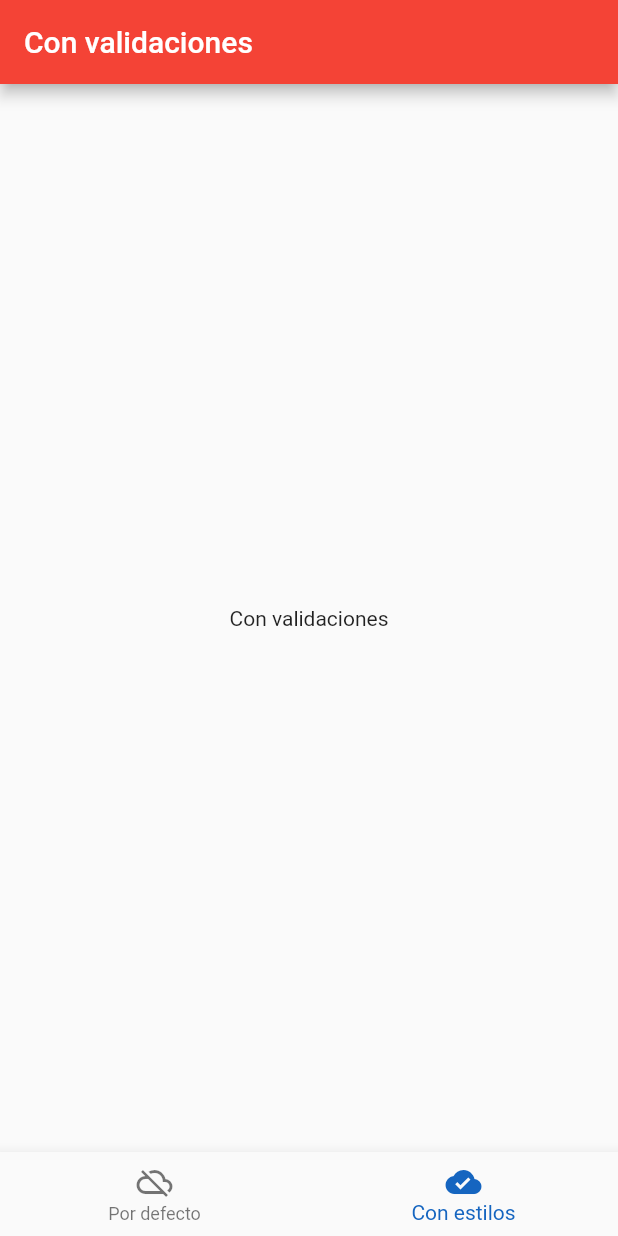
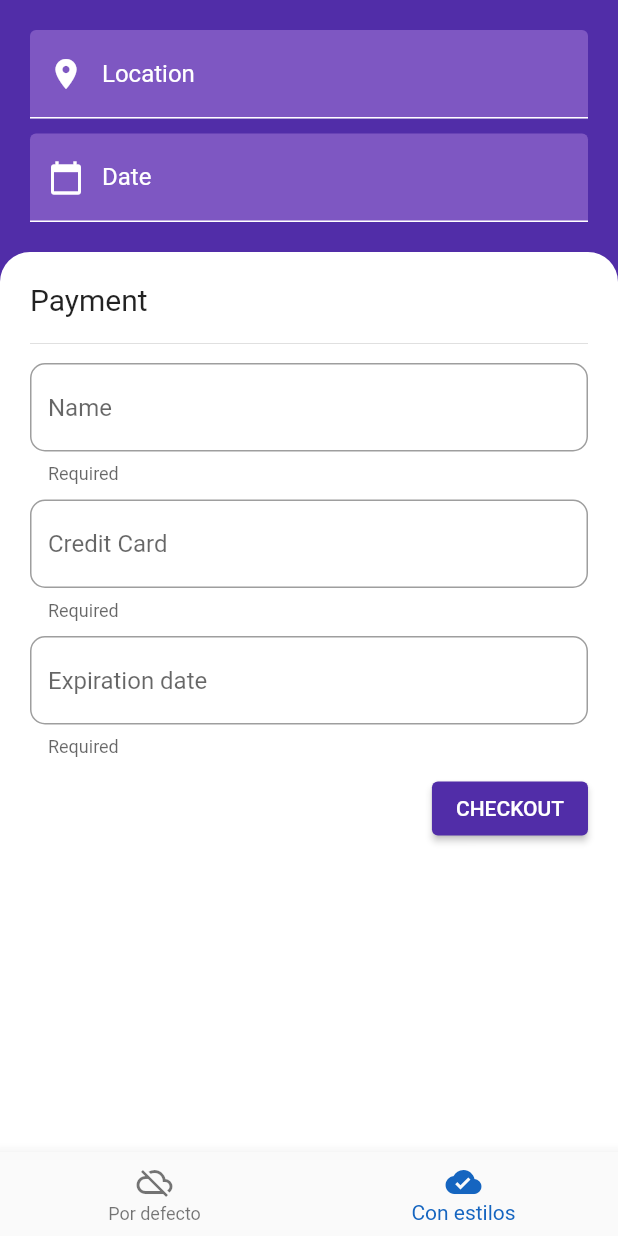
Before and after one commit to ach4m0/flutter-playground, a Flutter app: the screen it shows after launch, item 2 of the bottom bar chosen, on a phone screen of 412 x 824 dp. Run offline on Flutter 3.47's test engine with Material 2 defaults, Android fonts, the light colour scheme and no system bars.

```diff
--- a/forms/lib/src/pages/no-styles-page.dart
+++ b/forms/lib/src/pages/no-styles-page.dart
@@ -43,7 +43,12 @@ class NoStylesPage extends StatelessWidget {
           hintText: 'Teléfono',
         ),
       ),
-      DatePicker(),
+      DatePicker(
+        inputDecoration: InputDecoration(
+          labelText: 'Date',
+          prefixIcon: Icon(Icons.calendar_today)
+        ),
+      ),
       TextField(
         maxLines: 4,
         decoration: InputDecoration(
--- a/forms/lib/src/pages/styles-page.dart
+++ b/forms/lib/src/pages/styles-page.dart
@@ -1,4 +1,7 @@
 import 'package:flutter/material.dart';
+
+import 'package:forms/src/widgets/body_widget.dart';
+import 'package:forms/src/widgets/header_widget.dart';
 
 class StylesPage extends StatelessWidget {
   const StylesPage({Key key}) : super(key: key);
@@ -6,8 +9,18 @@ class StylesPage extends StatelessWidget {
   @override
   Widget build(BuildContext context) {
     return Scaffold(
-      appBar: AppBar(title: Text('Con validaciones'),backgroundColor: Colors.red,),
-      body: Center(child: Text('Con validaciones'))
+      backgroundColor: Colors.deepPurple[700],
+      body: SafeArea(
+        top: true,
+        child:
+          Column(
+            children: <Widget>[
+              HeaderWidget(),
+              BodyWidget()
+            ],
+          ),
+      )
+
     );
   }
 }
--- /dev/null
+++ b/forms/lib/src/widgets/body_widget.dart
@@ -0,0 +1,70 @@
+import 'package:flutter/material.dart';
+
+class BodyWidget extends StatelessWidget {
+  const BodyWidget({Key key}) : super(key: key);
+
+  @override
+  Widget build(BuildContext context) {
+    return Expanded(
+        child: Container(
+          padding: const EdgeInsets.all(20.0),
+          decoration: BoxDecoration(
+            color: Colors.white,
+            borderRadius: BorderRadius.vertical(top: Radius.circular(20.0))
+          ),
+          child: Column(
+            crossAxisAlignment: CrossAxisAlignment.start,
+            children: <Widget>[
+              Text('Payment', style: TextStyle(fontSize: 20.0),),
+              SizedBox(height: 10.0,),
+              Divider(),
+              SizedBox(height: 5.0,),
+              _createTextField(
+                hintText: 'Name',
+                helperText: 'Required'
+              ),
+              SizedBox(height: 10.0,),
+              _createTextField(
+                hintText: 'Credit Card',
+                helperText: 'Required'
+              ),
+              SizedBox(height: 10.0,),
+              _createTextField(
+                hintText: 'Expiration date',
+                helperText: 'Required'
+              ),
+              SizedBox(height: 10.0,),
+              Row(
+                children: <Widget>[
+                  RaisedButton(
+                    onPressed: () {},
+                    child: Text('CHECKOUT'),
+                    color: Colors.deepPurple[700],
+                    textColor: Colors.white,
+                    shape: RoundedRectangleBorder(
+                      borderRadius: new BorderRadius.circular(4.0),
+                    ),
+                  )
+                ],
+                mainAxisAlignment: MainAxisAlignment.end,
+              )
+            ],
+          ),
+
+      ),
+    );
+  }
+
+  Widget _createTextField({hintText, helperText}) {
+    return TextField(
+      decoration: InputDecoration(
+        border: OutlineInputBorder(
+          borderRadius: BorderRadius.all(Radius.circular(10.0))
+        ),
+        hintText: hintText,
+        helperText: helperText
+      ),
+    );
+  }
+
+}
--- a/forms/lib/src/widgets/date-picker.dart
+++ b/forms/lib/src/widgets/date-picker.dart
@@ -1,13 +1,22 @@
 import 'package:flutter/material.dart';
 
 class DatePicker extends StatefulWidget {
-  DatePicker({Key key}) : super(key: key);
+
+  InputDecoration inputDecoration;
+  TextStyle style;
+
+  DatePicker({Key key, this.inputDecoration, this.style}) : super(key: key);
 
   @override
-  _DatePickerState createState() => _DatePickerState();
+  _DatePickerState createState() => _DatePickerState(inputDecoration: this.inputDecoration, style: style);
 }
 
 class _DatePickerState extends State<DatePicker> {
+
+  InputDecoration inputDecoration;
+  TextStyle style;
+
+  _DatePickerState({this.inputDecoration, this.style});
 
   String _dateTime;
   TextEditingController _dateController = TextEditingController();
@@ -17,16 +26,12 @@ class _DatePickerState extends State<DatePicker> {
     return TextField(
       enableInteractiveSelection: false,
       controller: _dateController,
-      decoration: InputDecoration(
-        hintText: 'Fecha',
-        labelText: 'Fecha',
-        suffixIcon: Icon(Icons.perm_contact_calendar),
-        icon: Icon(Icons.calendar_today)
-      ),
+      decoration: inputDecoration,
       onTap: () {
         FocusScope.of(context).requestFocus(new FocusNode());
         _selectDate(context);
       },
+      style: style,
     );
   }
 
--- /dev/null
+++ b/forms/lib/src/widgets/header_widget.dart
@@ -0,0 +1,43 @@
+import 'package:flutter/material.dart';
+
+import 'package:forms/src/widgets/date-picker.dart';
+
+class HeaderWidget extends StatelessWidget {
+  const HeaderWidget({Key key}) : super(key: key);
+
+  @override
+  Widget build(BuildContext context) {
+    return Container(
+      child: Padding(
+        padding: const EdgeInsets.all(20.0),
+        child: Column(
+          children: <Widget>[
+            TextField(
+              decoration: InputDecoration(
+                enabledBorder: UnderlineInputBorder(borderSide: BorderSide(color: Colors.white)),
+                labelText: 'Location',
+                labelStyle: TextStyle(color: Colors.white),
+                filled: true,
+                fillColor: Colors.deepPurple[400],
+                prefixIcon: Icon(Icons.location_on, color: Colors.white),
+              ),
+              style: TextStyle(color: Colors.white),
+            ),
+            SizedBox(height: 10.0,),
+            DatePicker(
+              inputDecoration: InputDecoration(
+                enabledBorder: UnderlineInputBorder(borderSide: BorderSide(color: Colors.white)),
+                filled: true,
+                fillColor: Colors.deepPurple[400],
+                labelText: 'Date',
+                labelStyle: TextStyle(color: Colors.white),
+                prefixIcon: Icon(Icons.calendar_today, color: Colors.white)
+              ),
+              style: TextStyle(color: Colors.white),
+            )
+          ],
+        ),
+      ),
+    );
+  }
+}
```
